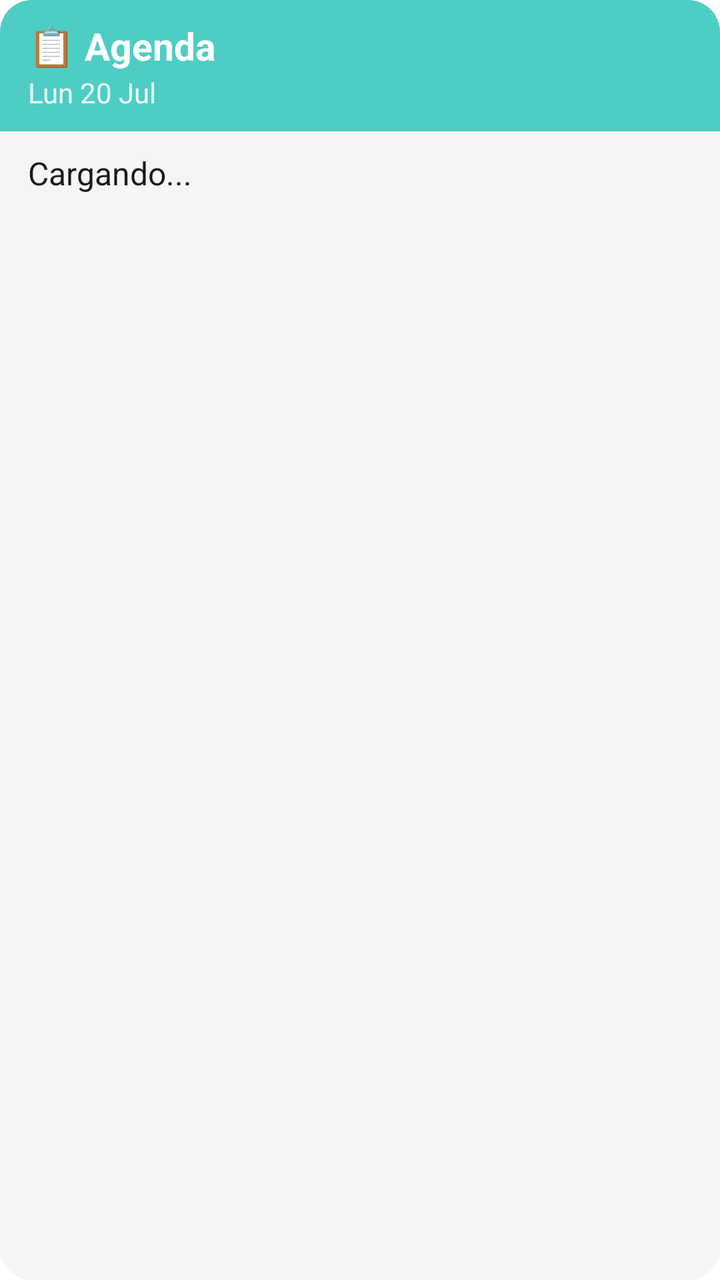
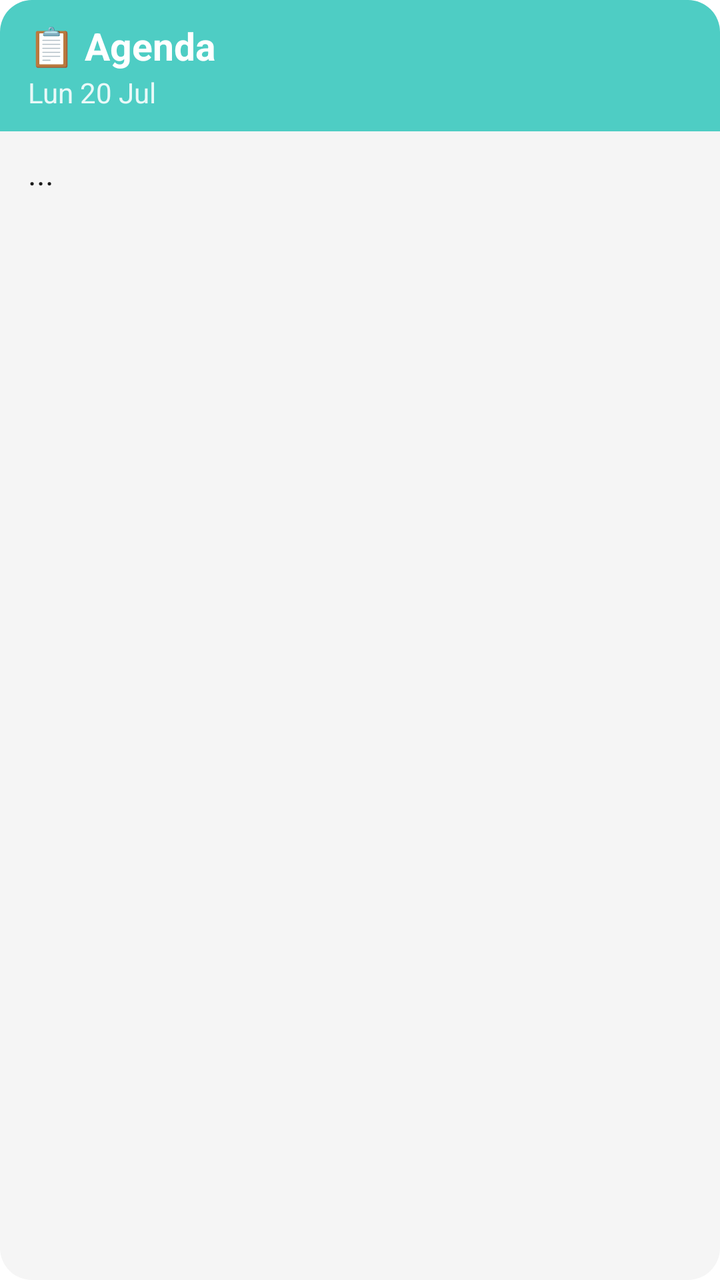

Before-and-after screenshots of an Android layout around one commit, followed by the original layout XML and the change that was made.
<!-- AndroidManifest.xml: fallback theme Theme.MaterialComponents.DayNight.NoActionBar -->
<!-- res/layout/agenda_widget.xml -->
<?xml version="1.0" encoding="utf-8"?>
<LinearLayout xmlns:android="http://schemas.android.com/apk/res/android"
    android:id="@+id/widget_root"
    android:layout_width="match_parent"
    android:layout_height="match_parent"
    android:orientation="vertical"
    android:background="@drawable/widget_background">

    
    <LinearLayout
        android:layout_width="match_parent"
        android:layout_height="wrap_content"
        android:orientation="horizontal"
        android:gravity="center_vertical"
        android:background="@drawable/widget_header"
        android:paddingHorizontal="14dp"
        android:paddingVertical="10dp">

        <LinearLayout
            android:layout_width="0dp"
            android:layout_height="wrap_content"
            android:layout_weight="1"
            android:orientation="vertical">

            <TextView
                android:id="@+id/widget_titulo"
                android:layout_width="match_parent"
                android:layout_height="wrap_content"
                android:text="📋 Agenda"
                android:textColor="#FFFFFF"
                android:textSize="19sp"
                android:textStyle="bold"
                android:maxLines="1"
                android:ellipsize="end" />

            <TextView
                android:id="@+id/widget_fecha"
                android:layout_width="match_parent"
                android:layout_height="wrap_content"
                android:layout_marginTop="1dp"
                android:text="Lun 20 Jul"
                android:textColor="#E0FFFFFF"
                android:textSize="14sp"
                android:maxLines="1"
                android:ellipsize="end" />

        </LinearLayout>

        <TextView
            android:id="@+id/widget_contador"
            android:layout_width="wrap_content"
            android:layout_height="wrap_content"
            android:layout_marginStart="8dp"
            android:background="@drawable/widget_badge"
            android:paddingHorizontal="10dp"
            android:paddingVertical="4dp"
            android:text="0"
            android:textColor="#FFFFFF"
            android:textSize="15sp"
            android:textStyle="bold"
            android:visibility="gone" />

    </LinearLayout>

    
    <TextView
        android:id="@+id/widget_contenido"
        android:layout_width="match_parent"
        android:layout_height="0dp"
        android:layout_weight="1"
        android:paddingHorizontal="14dp"
        android:paddingVertical="10dp"
        android:text="Cargando..."
        android:textColor="#1A1A1A"
        android:textSize="16sp"
        android:lineSpacingExtra="4dp"
        android:maxLines="18"
        android:ellipsize="end" />

</LinearLayout>
<!-- resources referenced by this layout -->
<resources>
  <!-- drawable widget_background (drawable) -->
  <?xml version="1.0" encoding="utf-8"?>
  <shape xmlns:android="http://schemas.android.com/apk/res/android"
      android:shape="rectangle">
      <solid android:color="#F5F5F5" />
      <corners android:radius="16dp" />
  </shape>
  <!-- drawable widget_badge (drawable) -->
  <?xml version="1.0" encoding="utf-8"?>
  <shape xmlns:android="http://schemas.android.com/apk/res/android"
      android:shape="rectangle">
      <solid android:color="#33FFFFFF" />
      <corners android:radius="10dp" />
  </shape>
  <!-- drawable widget_header (drawable) -->
  <?xml version="1.0" encoding="utf-8"?>
  <shape xmlns:android="http://schemas.android.com/apk/res/android"
      android:shape="rectangle">
      <solid android:color="#4ECDC4" />
      <corners
          android:topLeftRadius="16dp"
          android:topRightRadius="16dp"
          android:bottomLeftRadius="0dp"
          android:bottomRightRadius="0dp" />
  </shape>
</resources>

<!-- the commit's change to res/layout/agenda_widget.xml (unified diff, before → after) -->
@@ -70,8 +70,8 @@
         android:layout_weight="1"
         android:paddingHorizontal="14dp"
         android:paddingVertical="10dp"
-        android:text="Cargando..."
-        android:textColor="#1A1A1A"
+        android:text="..."
+        android:textColor="@color/widget_text"
         android:textSize="16sp"
         android:lineSpacingExtra="4dp"
         android:maxLines="18"
<!-- resource entries referenced after the edit -->
@@ -1,10 +1,11 @@
 <!-- resources referenced by this layout -->
 <resources>
+  <color name="widget_text">#1A1A1A</color>
   <!-- drawable widget_background (drawable) -->
   <?xml version="1.0" encoding="utf-8"?>
   <shape xmlns:android="http://schemas.android.com/apk/res/android"
       android:shape="rectangle">
-      <solid android:color="#F5F5F5" />
+      <solid android:color="@color/widget_bg" />
       <corners android:radius="16dp" />
   </shape>
   <!-- drawable widget_badge (drawable) -->
@@ -25,5 +26,6 @@
           android:bottomLeftRadius="0dp"
           android:bottomRightRadius="0dp" />
   </shape>
+  <color name="widget_bg">#F5F5F5</color>
 </resources>
 
